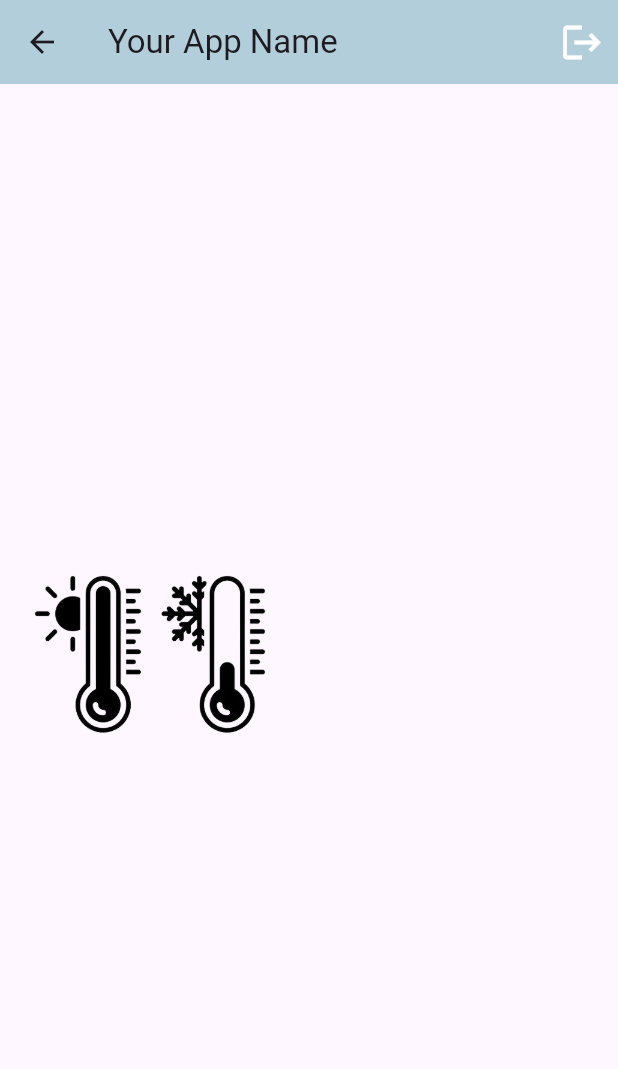
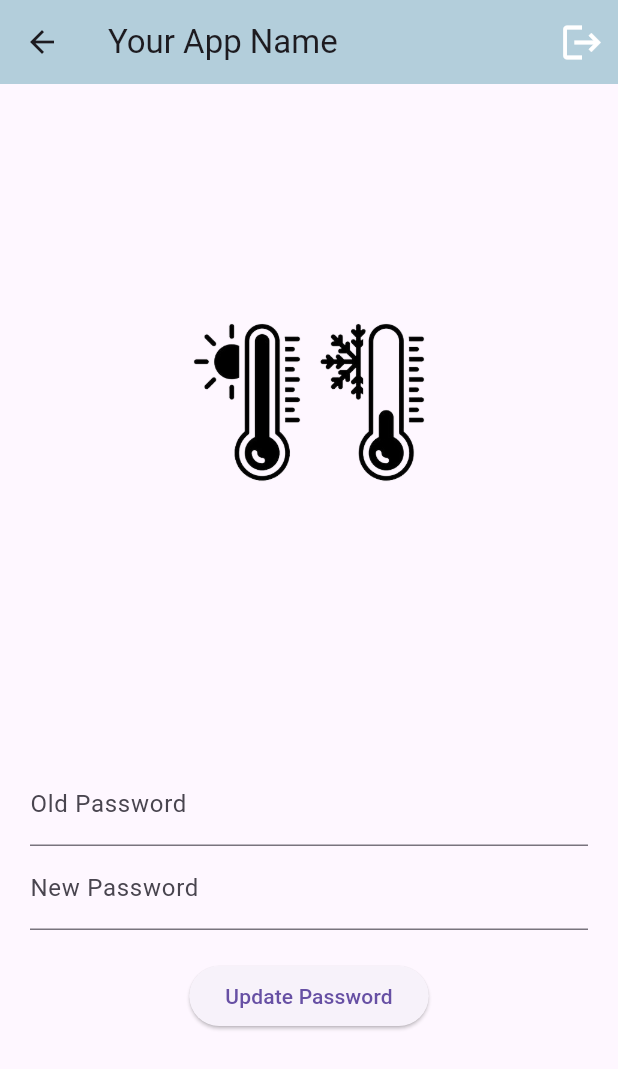
Before and after one commit to talbioumaima06/litbebe_flutter, a Flutter app: the Parametre screen opened by its route, on a phone screen of 412 x 824 dp. Shown: the top 1069 px of the screen. Run offline on Flutter 3.47's test engine with Material 3 defaults, Android fonts, the phone set to English and light mode, and no system bars; our stand-ins replace firebase_auth, firebase_core, firebase_database, firebase_messaging, flutter_colorpicker, flutter_local_notifications and 2 more; accounts and stored records are empty.

Commit message:
change password is working

```diff
--- a/lib/pages/parametre/parametre.dart
+++ b/lib/pages/parametre/parametre.dart
@@ -2,11 +2,15 @@ import 'package:flutter/material.dart';
 import 'package:litbebe/services/auth_service.dart';
 
 class Parametre extends StatelessWidget {
-  const Parametre({super.key});
+  const Parametre({Key? key}) : super(key: key);
   static const route = '/parametre';
 
   @override
   Widget build(BuildContext context) {
+    final GlobalKey<FormState> _formKey = GlobalKey<FormState>();
+    final TextEditingController _oldPasswordController = TextEditingController();
+    final TextEditingController _newPasswordController = TextEditingController();
+
     return Scaffold(
       appBar: AppBar(
         title: const Text('Your App Name'),
@@ -22,7 +26,8 @@ class Parametre extends StatelessWidget {
             color: Colors.white, // Change the color as per your design
           ),
         ],
-        backgroundColor: const Color(0xFFB3CEDB), // Set the background color of the app bar
+        backgroundColor:
+            const Color(0xFFB3CEDB), // Set the background color of the app bar
       ),
       body: SafeArea(
         child: Column(
@@ -34,6 +39,56 @@ class Parametre extends StatelessWidget {
               height: 200,
               width: 200,
             ),
+            Padding(
+              padding: const EdgeInsets.all(20.0),
+              child: Form(
+                key: _formKey,
+                child: Column(
+                  children: [
+                    TextFormField(
+                      controller: _oldPasswordController,
+                      obscureText: true,
+                      decoration: const InputDecoration(
+                        labelText: 'Old Password',
+                      ),
+                      validator: (value) {
+                        if (value == null || value.isEmpty) {
+                          return 'Please enter your old password.';
+                        }
+                        return null;
+                      },
+                    ),
+                    TextFormField(
+                      controller: _newPasswordController,
+                      obscureText: true,
+                      decoration: const InputDecoration(
+                        labelText: 'New Password',
+                      ),
+                      validator: (value) {
+                        if (value == null || value.isEmpty) {
+                          return 'Please enter your new password.';
+                        }
+                        return null;
+                      },
+                    ),
+                    const SizedBox(height: 20),
+                    ElevatedButton(
+                      onPressed: () async {
+                        if (_formKey.currentState!.validate()) {
+                          // Form is valid, update password
+                          await AuthService().updatePassword(
+                            oldPassword: _oldPasswordController.text,
+                            newPassword: _newPasswordController.text,
+                            context: context,
+                          );
+                        }
+                      },
+                      child: const Text('Update Password'),
+                    ),
+                  ],
+                ),
+              ),
+            ),
           ],
         ),
       ),
```
Also changed, not shown: lib/services/auth_service.dart (+68 -0 lines).
